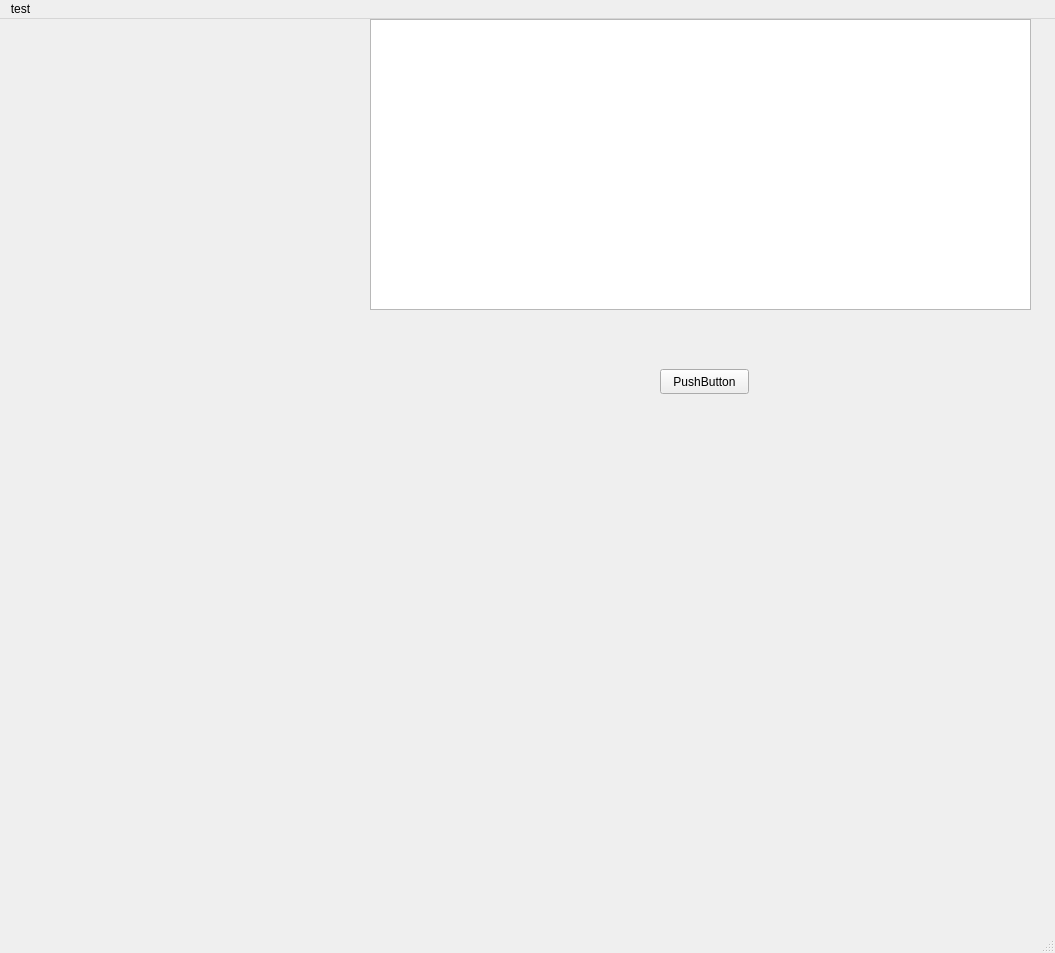
Above: untitled.ui from ebadi/axe before the change. Below: the same form after it.
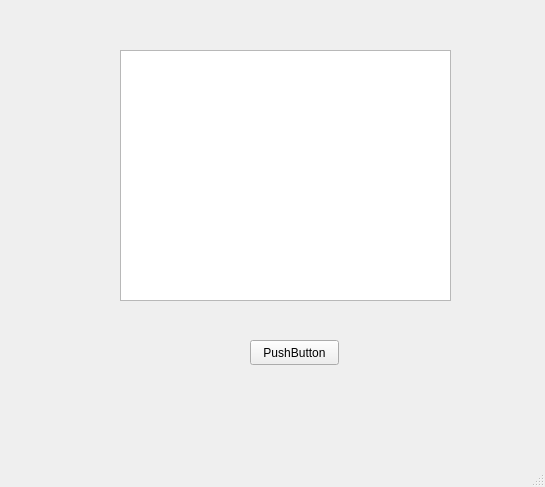
That is the form after the change.

Patch:
```diff
--- a/untitled.ui
+++ b/untitled.ui
@@ -6,8 +6,8 @@
    <rect>
     <x>0</x>
     <y>0</y>
-    <width>1055</width>
-    <height>953</height>
+    <width>545</width>
+    <height>487</height>
    </rect>
   </property>
   <property name="windowTitle">
@@ -17,10 +17,10 @@
    <widget class="QTreeView" name="treeView">
     <property name="geometry">
      <rect>
-      <x>370</x>
-      <y>0</y>
-      <width>661</width>
-      <height>291</height>
+      <x>120</x>
+      <y>50</y>
+      <width>331</width>
+      <height>251</height>
      </rect>
     </property>
     <property name="editTriggers">
@@ -30,8 +30,8 @@
    <widget class="QPushButton" name="pushButton_obj">
     <property name="geometry">
      <rect>
-      <x>660</x>
-      <y>350</y>
+      <x>250</x>
+      <y>340</y>
       <width>89</width>
       <height>25</height>
      </rect>
@@ -46,17 +46,10 @@
     <rect>
      <x>0</x>
      <y>0</y>
-     <width>1055</width>
+     <width>545</width>
      <height>22</height>
     </rect>
    </property>
-   <widget class="QMenu" name="menutest">
-    <property name="title">
-     <string>test</string>
-    </property>
-    <addaction name="actiontest2"/>
-   </widget>
-   <addaction name="menutest"/>
   </widget>
   <widget class="QStatusBar" name="statusbar"/>
   <action name="actiontest2">
```
